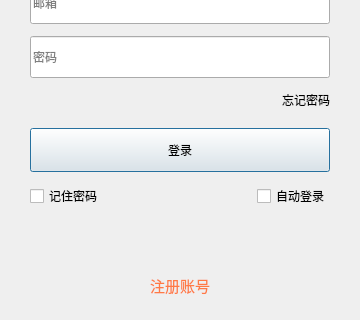
Above: Client/logindialog.ui from Stan-Vincent/HChat-demo before the change; both pictures show x 0 to 360 and y 180 to 500 of the 360 by 500 pixel window. Below: the same form after it.
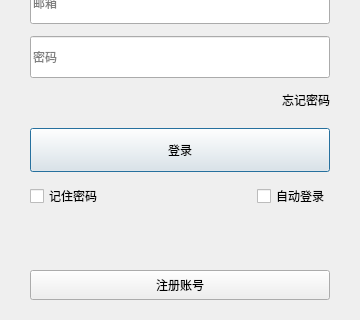
That is the form after the change. Custom widgets are drawn as their Qt base class.

```diff
--- a/Client/logindialog.ui
+++ b/Client/logindialog.ui
@@ -331,12 +331,6 @@
        <property name="cursor">
         <cursorShape>PointingHandCursor</cursorShape>
        </property>
-       <property name="styleSheet">
-        <string>QPushButton{background:transparent;border:none;color:#ff7a45;font-size:11pt;font-weight:normal;}
-QPushButton:hover{color:#ff9264;}
-QPushButton:pressed{color:#e85d26;}
-QPushButton:disabled{color:#999999;}</string>
-       </property>
        <property name="text">
         <string>注册账号</string>
        </property>
```
